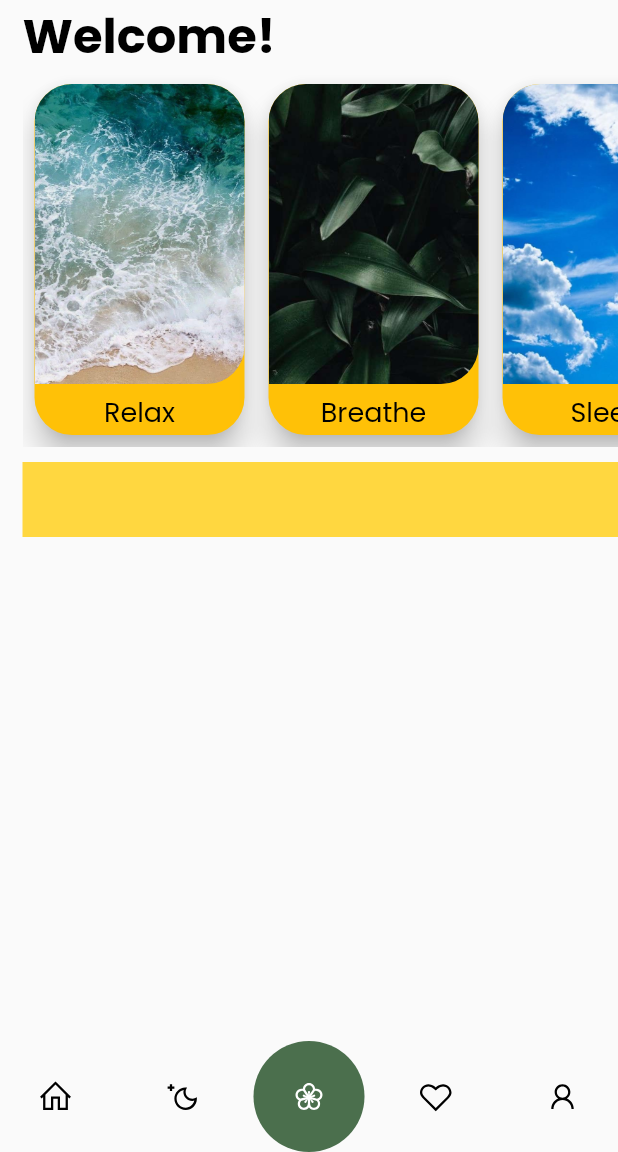
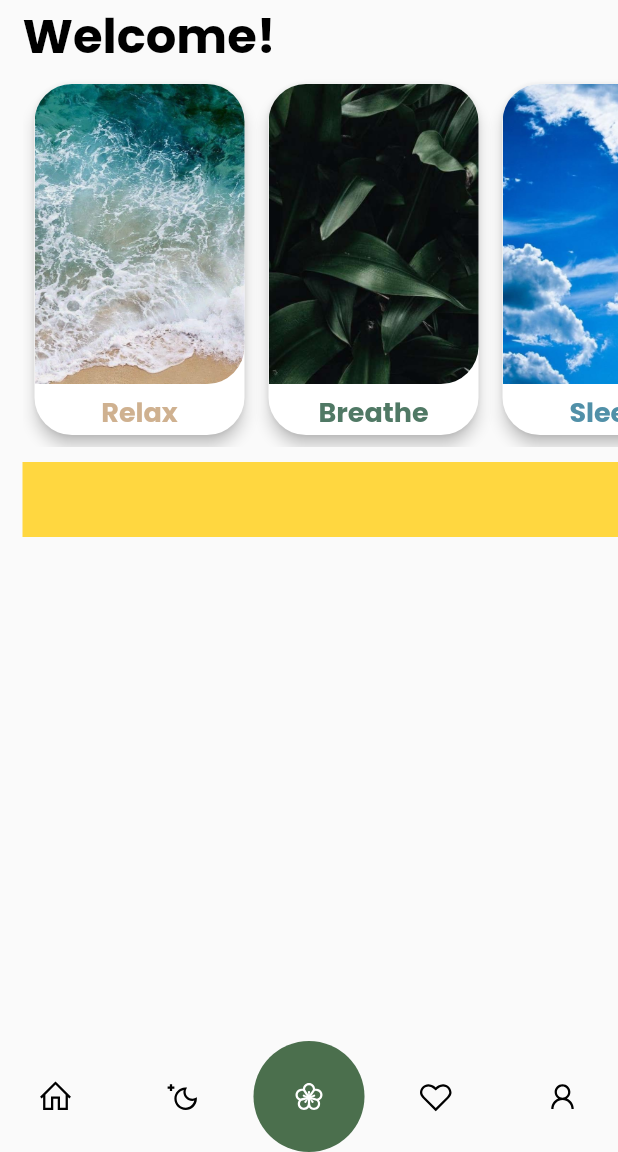
Before and after one commit to Maxvyr/meditation_app, a Flutter app: the screen it shows after launch, on a phone screen of 412 x 824 dp, the part 84-1236 px from its top. Run offline on Flutter 3.47's test engine with Material 2 defaults, Android fonts, the phone set to English and light mode, and no system bars; drawn by our look-alikes of google_nav_bar; our stand-ins replace flutter_riverpod, google_fonts, line_icons.

Commit message:
:lipstick: update design card tile

```diff
--- a/lib/controller/custom_colors.dart
+++ b/lib/controller/custom_colors.dart
@@ -2,6 +2,9 @@ import 'package:flutter/material.dart';
 
 class CustomColor {
   static const Color greenMain = Color(0xff4b6f4d);
+  static const Color relaxColor = Color(0xffcfb190);
+  static const Color breatheColor = Color(0xff507965);
+  static const Color sleepColor = Color(0xff5190a8);
   static const Color black = Colors.black;
   static const Color white = Colors.white;
   static const Color transparent = Colors.transparent;
--- a/lib/models/lesson_meditation.dart
+++ b/lib/models/lesson_meditation.dart
@@ -4,11 +4,13 @@ class LessonMeditation {
   late Image img;
   late int timer;
   late String title;
+  late Color titleColor;
   late String desc;
   late bool isFav;
 
   LessonMeditation({
     required this.title,
+    required this.titleColor,
     required this.desc,
     required this.img,
     required this.timer,
--- a/lib/repository/dummy_list.dart
+++ b/lib/repository/dummy_list.dart
@@ -1,23 +1,27 @@
 import 'dart:io';
 
+import 'package:meditation_design_app/controller/custom_colors.dart';
 import 'package:meditation_design_app/controller/custom_img.dart';
 import 'package:meditation_design_app/models/lesson_meditation.dart';
 
 class DummyAPI {
   static final LessonMeditation _relaxMeditation = LessonMeditation(
     title: "Relax",
+    titleColor: CustomColor.relaxColor,
     desc: "Release the tension",
     img: CustomImg.relaxImgMediation,
     timer: 180,
   );
   static final LessonMeditation _breatheMeditation = LessonMeditation(
     title: "Breathe",
+    titleColor: CustomColor.breatheColor,
     desc: "Nature",
     img: CustomImg.breatheImgMediation,
     timer: 500,
   );
   static final LessonMeditation _sleepMeditation = LessonMeditation(
     title: "Sleep",
+    titleColor: CustomColor.sleepColor,
     desc: "Perfect befor spend a good night",
     img: CustomImg.sleepImgMediation,
     timer: 360,
--- a/lib/views/widget/card_tile.dart
+++ b/lib/views/widget/card_tile.dart
@@ -12,8 +12,7 @@ class CardCustom extends StatelessWidget {
 
     return Card(
       margin: const EdgeInsets.all(8.0),
-      color: Colors.amber,
-      elevation: 8.0,
+      elevation: 4.0,
       shape: RoundedRectangleBorder(
         borderRadius: BorderRadius.circular(
           25.0,
@@ -38,6 +37,8 @@ class CardCustom extends StatelessWidget {
             const SizedBox(height: 5.0),
             CustomText(
               data: lessonMeditation.title,
+              color: lessonMeditation.titleColor,
+              fontWeight: FontWeight.w700,
             ),
           ],
         ),
```
Also changed, not shown: image base/base_1.webp (added).
